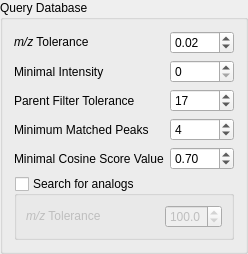
Before: the Qt Designer form lib/ui/widgets/databases_options_widget.ui in metgem/metgem, drawn with Qt 5.
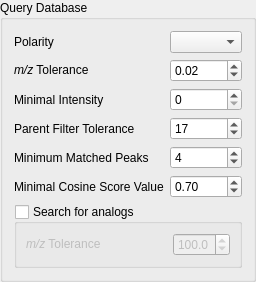
After: the same form once the commit is applied.

Commit message: Add user interface to query databases and view results

What changed in the file:
```diff
--- a/lib/ui/widgets/databases_options_widget.ui
+++ b/lib/ui/widgets/databases_options_widget.ui
@@ -6,8 +6,8 @@
    <rect>
     <x>0</x>
     <y>0</y>
-    <width>219</width>
-    <height>214</height>
+    <width>229</width>
+    <height>240</height>
    </rect>
   </property>
   <property name="sizePolicy">
@@ -32,7 +32,7 @@
    <string>Query Database</string>
   </property>
   <layout class="QGridLayout" name="gridLayout">
-   <item row="8" column="0" colspan="2">
+   <item row="7" column="0" colspan="2">
     <widget class="QGroupBox" name="gbAnalogs">
      <property name="enabled">
       <bool>true</bool>
@@ -92,71 +92,7 @@
      </layout>
     </widget>
    </item>
-   <item row="3" column="0">
-    <widget class="QLabel" name="label_4">
-     <property name="text">
-      <string>Minimal Intensity</string>
-     </property>
-    </widget>
-   </item>
-   <item row="5" column="1" rowspan="2">
-    <widget class="QSpinBox" name="spinMinMatchedPeaks">
-     <property name="enabled">
-      <bool>true</bool>
-     </property>
-     <property name="maximum">
-      <number>100</number>
-     </property>
-     <property name="value">
-      <number>4</number>
-     </property>
-    </widget>
-   </item>
-   <item row="5" column="0" rowspan="2">
-    <widget class="QLabel" name="label_6">
-     <property name="text">
-      <string>Minimum Matched Peaks</string>
-     </property>
-    </widget>
-   </item>
-   <item row="3" column="1">
-    <widget class="QSpinBox" name="spinMinIntensity">
-     <property name="enabled">
-      <bool>true</bool>
-     </property>
-     <property name="maximum">
-      <number>100</number>
-     </property>
-    </widget>
-   </item>
-   <item row="7" column="0">
-    <widget class="QLabel" name="label">
-     <property name="text">
-      <string>Minimal Cosine Score Value</string>
-     </property>
-    </widget>
-   </item>
-   <item row="7" column="1">
-    <widget class="QDoubleSpinBox" name="spinMinScore">
-     <property name="maximum">
-      <double>1.000000000000000</double>
-     </property>
-     <property name="singleStep">
-      <double>0.050000000000000</double>
-     </property>
-     <property name="value">
-      <double>0.700000000000000</double>
-     </property>
-    </widget>
-   </item>
-   <item row="4" column="0">
-    <widget class="QLabel" name="label_5">
-     <property name="text">
-      <string>Parent Filter Tolerance</string>
-     </property>
-    </widget>
-   </item>
-   <item row="2" column="0">
+   <item row="1" column="0">
     <widget class="QLabel" name="label_3">
      <property name="font">
       <font>
@@ -168,20 +104,27 @@
      </property>
     </widget>
    </item>
-   <item row="4" column="1">
-    <widget class="QSpinBox" name="spinParentFilterTolerance">
-     <property name="enabled">
-      <bool>true</bool>
-     </property>
+   <item row="6" column="1">
+    <widget class="QDoubleSpinBox" name="spinMinScore">
      <property name="maximum">
-      <number>100</number>
+      <double>1.000000000000000</double>
+     </property>
+     <property name="singleStep">
+      <double>0.050000000000000</double>
      </property>
      <property name="value">
-      <number>17</number>
+      <double>0.700000000000000</double>
      </property>
     </widget>
    </item>
-   <item row="2" column="1">
+   <item row="3" column="0">
+    <widget class="QLabel" name="label_5">
+     <property name="text">
+      <string>Parent Filter Tolerance</string>
+     </property>
+    </widget>
+   </item>
+   <item row="1" column="1">
     <widget class="QDoubleSpinBox" name="spinMZTolerance">
      <property name="enabled">
       <bool>true</bool>
@@ -197,7 +140,20 @@
      </property>
     </widget>
    </item>
-   <item row="4" column="2">
+   <item row="3" column="1">
+    <widget class="QSpinBox" name="spinParentFilterTolerance">
+     <property name="enabled">
+      <bool>true</bool>
+     </property>
+     <property name="maximum">
+      <number>100</number>
+     </property>
+     <property name="value">
+      <number>17</number>
+     </property>
+    </widget>
+   </item>
+   <item row="3" column="2">
     <spacer name="horizontalSpacer">
      <property name="orientation">
       <enum>Qt::Horizontal</enum>
@@ -210,6 +166,67 @@
      </property>
     </spacer>
    </item>
+   <item row="6" column="0">
+    <widget class="QLabel" name="label">
+     <property name="text">
+      <string>Minimal Cosine Score Value</string>
+     </property>
+    </widget>
+   </item>
+   <item row="2" column="1">
+    <widget class="QSpinBox" name="spinMinIntensity">
+     <property name="enabled">
+      <bool>true</bool>
+     </property>
+     <property name="maximum">
+      <number>100</number>
+     </property>
+    </widget>
+   </item>
+   <item row="4" column="0" rowspan="2">
+    <widget class="QLabel" name="label_6">
+     <property name="text">
+      <string>Minimum Matched Peaks</string>
+     </property>
+    </widget>
+   </item>
+   <item row="4" column="1" rowspan="2">
+    <widget class="QSpinBox" name="spinMinMatchedPeaks">
+     <property name="enabled">
+      <bool>true</bool>
+     </property>
+     <property name="maximum">
+      <number>100</number>
+     </property>
+     <property name="value">
+      <number>4</number>
+     </property>
+    </widget>
+   </item>
+   <item row="2" column="0">
+    <widget class="QLabel" name="label_4">
+     <property name="text">
+      <string>Minimal Intensity</string>
+     </property>
+    </widget>
+   </item>
+   <item row="0" column="1">
+    <widget class="QComboBox" name="cbPolarity">
+     <property name="maxVisibleItems">
+      <number>2</number>
+     </property>
+     <property name="maxCount">
+      <number>2</number>
+     </property>
+    </widget>
+   </item>
+   <item row="0" column="0">
+    <widget class="QLabel" name="label_7">
+     <property name="text">
+      <string>Polarity</string>
+     </property>
+    </widget>
+   </item>
   </layout>
  </widget>
  <tabstops>
```
The commit also changes 21 other files.
